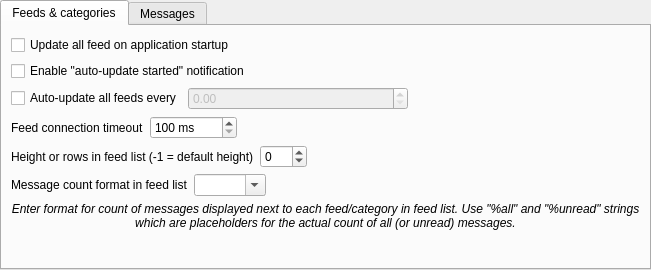
Above: src/gui/settings/settingsfeedsmessages.ui from martinrotter/rssguard before the change. Below: the same form after it.
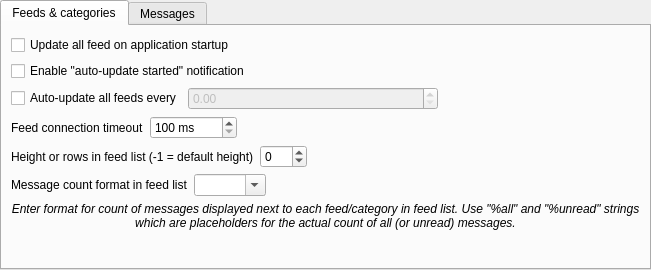
That is the form after the change. Custom widgets are drawn as their Qt base class.

Commit message: Wider spinbox.

Patch:
```diff
--- a/src/gui/settings/settingsfeedsmessages.ui
+++ b/src/gui/settings/settingsfeedsmessages.ui
@@ -63,7 +63,7 @@
            </property>
            <property name="minimumSize">
             <size>
-             <width>220</width>
+             <width>250</width>
              <height>0</height>
             </size>
            </property>
```
